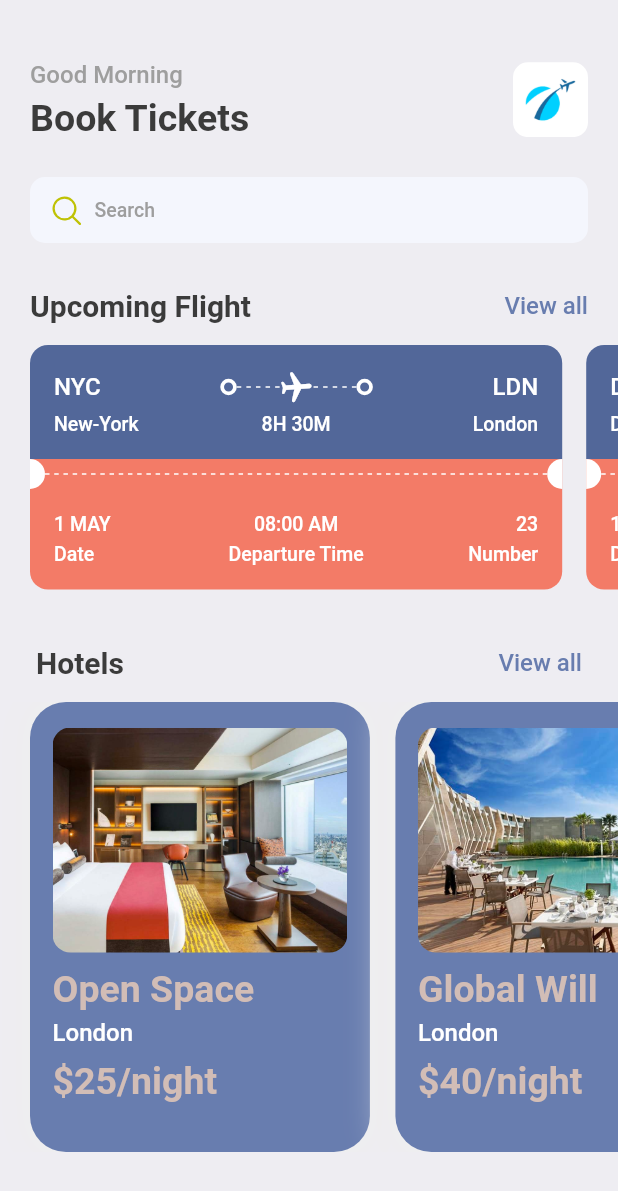
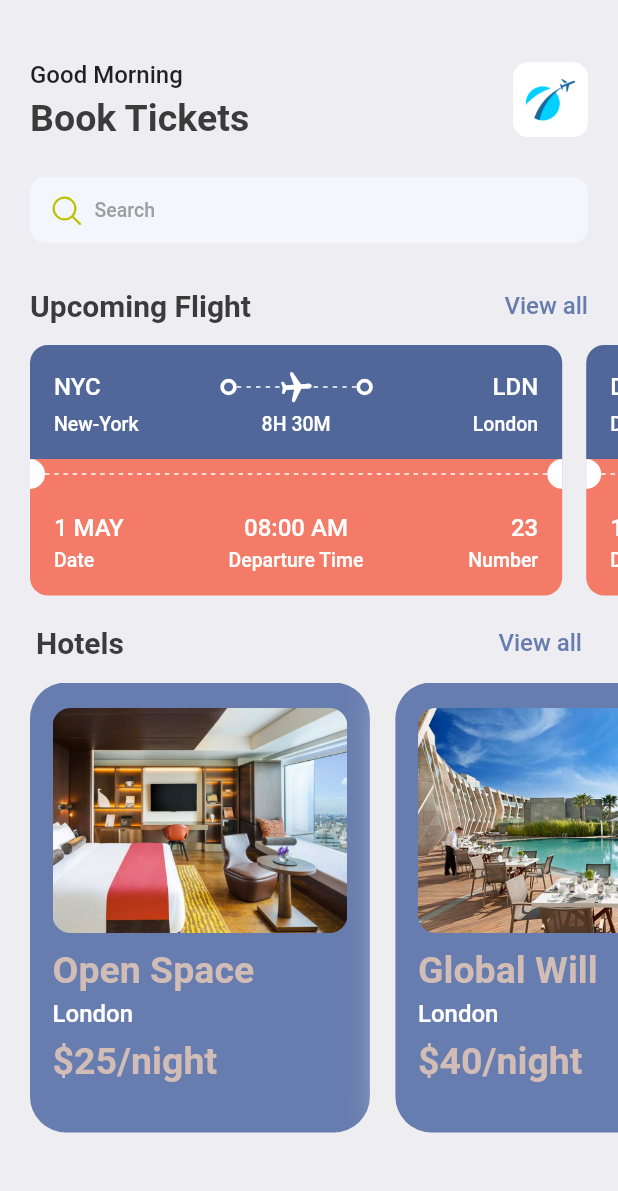
Before and after one commit to jagatb880/flutter_book_flight_ticket, a Flutter app: the HomeScreen screen opened directly, on a phone screen of 412 x 824 dp. Shown: the top 1191 px of the screen. Run offline on Flutter 3.47's test engine with Material 2 defaults, Android fonts, the phone set to English and light mode, and no system bars; our stand-ins replace fluentui_icons, gap, get.

Commit message:
resusable component added

```diff
--- a/lib/screens/ticket_view.dart
+++ b/lib/screens/book_ticket_view.dart
@@ -1,22 +1,30 @@
 // ignore_for_file: prefer_const_constructors, prefer_const_literals_to_create_immutables
 
 import 'package:flutter/material.dart';
+import 'package:flutter_book_flight_ticket/widgets/column_layout.dart';
+import 'package:gap/gap.dart';
+
 import 'package:flutter_book_flight_ticket/utils/app_layout.dart';
 import 'package:flutter_book_flight_ticket/utils/styles.dart';
 import 'package:flutter_book_flight_ticket/widgets/dotted_lines.dart';
 import 'package:flutter_book_flight_ticket/widgets/thick_container.dart';
-import 'package:gap/gap.dart';
+import 'package:get/get.dart';
 
 class TicketView extends StatelessWidget {
   final Map<String, dynamic> ticket;
-  const TicketView({super.key, required this.ticket});
+  final bool? isColor;
+  const TicketView({
+    Key? key,
+    required this.ticket,
+    this.isColor,
+  }) : super(key: key);
 
   @override
   Widget build(BuildContext context) {
     final size = AppLayout.getSize(context);
     return SizedBox(
       width: size.width * 0.90,
-      height: AppLayout.getHeight(200),
+      height: AppLayout.getHeight(GetPlatform.isAndroid == true ? 167 : 169),
       child: Container(
         margin: EdgeInsets.only(right: AppLayout.getWidth(16)),
         child: Column(
@@ -29,7 +37,7 @@ class TicketView extends StatelessWidget {
                   topLeft: Radius.circular(AppLayout.getHeight(12)),
                   topRight: Radius.circular(AppLayout.getHeight(12)),
                 ),
-                color: Color(0xFF526799),
+                color: isColor == null ? Color(0xFF526799) : Colors.white,
               ),
               child: Column(
                 children: [
@@ -37,35 +45,49 @@ class TicketView extends StatelessWidget {
                     children: [
                       Text(
                         "${ticket['from']['code']}",
-                        style:
-                            Styles.headLineStyle3.copyWith(color: Colors.white),
+                        style: isColor == null
+                            ? Styles.headLineStyle3
+                                .copyWith(color: Colors.white)
+                            : Styles.headLineStyle3
+                                .copyWith(color: Colors.black),
                       ),
                       Expanded(child: Container()),
-                      TickContainer(),
+                      TickContainer(
+                        isColor: isColor,
+                      ),
                       Expanded(
                         child: Stack(
                           children: [
                             SizedBox(
                                 height: AppLayout.getHeight(24),
-                                child: DottedLines()),
+                                child: DottedLines(
+                                  isColor: isColor,
+                                )),
                             Center(
                               child: Transform.rotate(
                                 angle: 1.5,
                                 child: Icon(
                                   Icons.local_airport_rounded,
-                                  color: Colors.white,
+                                  color: isColor == null
+                                      ? Colors.white
+                                      : Color(0xFF8ACCF7),
                                 ),
                               ),
                             ),
                           ],
                         ),
                       ),
-                      TickContainer(),
+                      TickContainer(
+                        isColor: isColor,
+                      ),
                       Expanded(child: Container()),
                       Text(
                         "${ticket['to']['code']}",
-                        style:
-                            Styles.headLineStyle3.copyWith(color: Colors.white),
+                        style: isColor == null
+                            ? Styles.headLineStyle3
+                                .copyWith(color: Colors.white)
+                            : Styles.headLineStyle3
+                                .copyWith(color: Colors.black),
                       ),
                     ],
                   ),
@@ -76,19 +98,28 @@ class TicketView extends StatelessWidget {
                       SizedBox(
                         width: AppLayout.getWidth(100),
                         child: Text("${ticket['from']['name']}",
-                            style: Styles.headLineStyle4
-                                .copyWith(color: Colors.white)),
+                            style: isColor == null
+                                ? Styles.headLineStyle4
+                                    .copyWith(color: Colors.white)
+                                : Styles.headLineStyle4
+                                    .copyWith(color: Colors.grey)),
                       ),
                       Text("${ticket['flying_time']}",
-                          style: Styles.headLineStyle4
-                              .copyWith(color: Colors.white)),
+                          style: isColor == null
+                              ? Styles.headLineStyle4
+                                  .copyWith(color: Colors.white)
+                              : Styles.headLineStyle4
+                                  .copyWith(color: Colors.grey)),
                       SizedBox(
                         width: AppLayout.getWidth(100),
                         child: Text(
                           "${ticket['to']['name']}",
                           textAlign: TextAlign.end,
-                          style: Styles.headLineStyle4
-                              .copyWith(color: Colors.white),
+                          style: isColor == null
+                              ? Styles.headLineStyle4
+                                  .copyWith(color: Colors.white)
+                              : Styles.headLineStyle4
+                                  .copyWith(color: Colors.grey),
                         ),
                       )
                     ],
@@ -98,7 +129,7 @@ class TicketView extends StatelessWidget {
             ),
             // Showing dotted orage part of card
             Container(
-              color: Styles.orangeColor,
+              color: isColor == null ? Styles.orangeColor : Colors.white,
               child: Row(
                 children: [
                   SizedBox(
@@ -114,7 +145,7 @@ class TicketView extends StatelessWidget {
                           color: Colors.white),
                     ),
                   ),
-                  Expanded(child: DottedLines()),
+                  Expanded(child: DottedLines(isColor: isColor)),
                   SizedBox(
                     height: AppLayout.getHeight(20),
                     width: AppLayout.getWidth(10),
@@ -135,64 +166,32 @@ class TicketView extends StatelessWidget {
             Container(
               decoration: BoxDecoration(
                 borderRadius: BorderRadius.only(
-                  bottomLeft: Radius.circular(AppLayout.getHeight(12)),
-                  bottomRight: Radius.circular(AppLayout.getHeight(12)),
-                ),
-                color: Styles.orangeColor,
+                    bottomLeft: Radius.circular(isColor == null ? 12 : 0),
+                    bottomRight: Radius.circular(isColor == null ? 12 : 0)),
+                color: isColor == null ? Styles.orangeColor : Colors.white,
               ),
               padding: EdgeInsets.all(AppLayout.getHeight(16)),
-              child: Column(
+              child: Row(
+                mainAxisAlignment: MainAxisAlignment.spaceBetween,
                 children: [
-                  Row(
-                    mainAxisAlignment: MainAxisAlignment.spaceBetween,
-                    children: [
-                      SizedBox(
-                        width: AppLayout.getWidth(100),
-                        child: Text("${ticket['date']}",
-                            style: Styles.headLineStyle4
-                                .copyWith(color: Colors.white)),
-                      ),
-                      Text("${ticket['departure_time']}",
-                          style: Styles.headLineStyle4
-                              .copyWith(color: Colors.white)),
-                      SizedBox(
-                        width: AppLayout.getWidth(100),
-                        child: Text(
-                          "${ticket['number']}",
-                          textAlign: TextAlign.end,
-                          style: Styles.headLineStyle4
-                              .copyWith(color: Colors.white),
-                        ),
-                      )
-                    ],
-                  ),
-                  Gap(AppLayout.getHeight(5)),
-                  Row(
-                    mainAxisAlignment: MainAxisAlignment.spaceBetween,
-                    children: [
-                      SizedBox(
-                        width: AppLayout.getWidth(100),
-                        child: Text("Date",
-                            style: Styles.headLineStyle4
-                                .copyWith(color: Colors.white)),
-                      ),
-                      Text("Departure Time",
-                          style: Styles.headLineStyle4
-                              .copyWith(color: Colors.white)),
-                      SizedBox(
-                        width: AppLayout.getWidth(100),
-                        child: Text(
-                          "Number",
-                          textAlign: TextAlign.end,
-                          style: Styles.headLineStyle4
-                              .copyWith(color: Colors.white),
-                        ),
-                      )
-                    ],
-                  ),
+                  AppColumnLayout(
+                      firstText: "${ticket['date']}",
+                      secondText: "Date",
+                      alignment: CrossAxisAlignment.start,
+                      isColor: isColor),
+                  AppColumnLayout(
+                      firstText: "${ticket['departure_time']}",
+                      secondText: "Departure Time",
+                      alignment: CrossAxisAlignment.center,
+                      isColor: isColor),
+                  AppColumnLayout(
+                      firstText: "${ticket['number']}",
+                      secondText: "Number",
+                      alignment: CrossAxisAlignment.end,
+                      isColor: isColor)
                 ],
               ),
-            )
+            ),
           ],
         ),
       ),
--- a/lib/screens/bottom_bar.dart
+++ b/lib/screens/bottom_bar.dart
@@ -4,7 +4,8 @@ import 'package:fluentui_icons/fluentui_icons.dart';
 import 'package:flutter/material.dart';
 import 'package:flutter_book_flight_ticket/screens/home_screen.dart';
 import 'package:flutter_book_flight_ticket/screens/search_screen.dart';
-import 'package:flutter_book_flight_ticket/screens/ticket_view.dart';
+import 'package:flutter_book_flight_ticket/screens/book_ticket_view.dart';
+import 'package:flutter_book_flight_ticket/screens/ticket_screen.dart';
 
 class BottomBar extends StatefulWidget {
   const BottomBar({super.key});
@@ -18,7 +19,7 @@ class _BottomBarState extends State<BottomBar> {
   static final List<Widget> _widgetoptions = <Widget>[
     const HomeScreen(),
     const SearchScreen(),
-    const Text("Ticket"),
+    const TicketScreen(),
     const Text("Profile"),
   ];
 
--- a/lib/screens/home_screen.dart
+++ b/lib/screens/home_screen.dart
@@ -3,7 +3,7 @@
 import 'package:fluentui_icons/fluentui_icons.dart';
 import 'package:flutter/material.dart';
 import 'package:flutter_book_flight_ticket/screens/hotel_view.dart';
-import 'package:flutter_book_flight_ticket/screens/ticket_view.dart';
+import 'package:flutter_book_flight_ticket/screens/book_ticket_view.dart';
 import 'package:flutter_book_flight_ticket/utils/app_info_layout.dart';
 import 'package:flutter_book_flight_ticket/utils/app_layout.dart';
 import 'package:flutter_book_flight_ticket/utils/styles.dart';
@@ -92,10 +92,13 @@ class HomeScreen extends StatelessWidget {
             padding: EdgeInsets.only(left: AppLayout.getWidth(20)),
             child: Row(
               children: ticketList
-                  .map((ticket) => TicketView(ticket: ticket))
+                  .map((ticket) => TicketView(
+                        ticket: ticket,
+                      ))
                   .toList(),
             ),
           ),
+          Gap(AppLayout.getHeight(20)),
           Container(
             padding: EdgeInsets.symmetric(horizontal: AppLayout.getWidth(24)),
             child: DoubleText(
--- a/lib/utils/styles.dart
+++ b/lib/utils/styles.dart
@@ -1,5 +1,3 @@
-import 'package:flutter/animation.dart';
-import 'package:flutter/cupertino.dart';
 import 'package:flutter/material.dart';
 
 Color primary = const Color(0xFF687daf);
@@ -16,8 +14,8 @@ class Styles {
       TextStyle(fontSize: 25, color: textColor, fontWeight: FontWeight.bold);
   static TextStyle headLineStyle2 =
       TextStyle(fontSize: 20, color: textColor, fontWeight: FontWeight.bold);
-  static TextStyle headLineStyle3 = TextStyle(
-      fontSize: 16, color: Colors.grey.shade500, fontWeight: FontWeight.w500);
+  static TextStyle headLineStyle3 =
+      TextStyle(fontSize: 16, fontWeight: FontWeight.w500);
   static TextStyle headLineStyle4 = TextStyle(
       fontSize: 13, color: Colors.grey.shade500, fontWeight: FontWeight.w500);
 }
--- /dev/null
+++ b/lib/widgets/column_layout.dart
@@ -0,0 +1,44 @@
+import 'package:flutter/cupertino.dart';
+import 'package:flutter/material.dart';
+import 'package:flutter/src/widgets/container.dart';
+import 'package:flutter/src/widgets/framework.dart';
+import 'package:gap/gap.dart';
+
+import 'package:flutter_book_flight_ticket/utils/app_layout.dart';
+import 'package:flutter_book_flight_ticket/utils/styles.dart';
+
+class AppColumnLayout extends StatelessWidget {
+  final String firstText;
+  final String secondText;
+  final CrossAxisAlignment alignment;
+  final bool? isColor;
+  const AppColumnLayout({
+    Key? key,
+    required this.firstText,
+    required this.secondText,
+    required this.alignment,
+    this.isColor,
+  }) : super(key: key);
+
+  @override
+  Widget build(BuildContext context) {
+    return Column(
+      crossAxisAlignment: alignment,
+      children: [
+        Text(
+          firstText,
+          style: isColor == null
+              ? Styles.headLineStyle3.copyWith(color: Colors.white)
+              : Styles.headLineStyle3.copyWith(color: Colors.black),
+        ),
+        Gap(AppLayout.getHeight(5)),
+        Text(
+          secondText,
+          style: isColor == null
+              ? Styles.headLineStyle4.copyWith(color: Colors.white)
+              : Styles.headLineStyle4.copyWith(color: Colors.grey),
+        ),
+      ],
+    );
+  }
+}
--- a/lib/widgets/dotted_lines.dart
+++ b/lib/widgets/dotted_lines.dart
@@ -3,7 +3,11 @@
 import 'package:flutter/material.dart';
 
 class DottedLines extends StatelessWidget {
-  const DottedLines({super.key});
+  final bool? isColor;
+  const DottedLines({
+    Key? key,
+    required this.isColor,
+  }) : super(key: key);
 
   @override
   Widget build(BuildContext context) {
@@ -21,7 +25,9 @@ class DottedLines extends StatelessWidget {
                 width: 3,
                 height: 1,
                 child: DecoratedBox(
-                  decoration: BoxDecoration(color: Colors.white),
+                  decoration: BoxDecoration(
+                      color:
+                          isColor == null ? Colors.white : Color(0xFF8ACCF7)),
                 ),
               ),
             ),
--- a/lib/widgets/thick_container.dart
+++ b/lib/widgets/thick_container.dart
@@ -1,7 +1,11 @@
 import 'package:flutter/material.dart';
 
 class TickContainer extends StatelessWidget {
-  const TickContainer({super.key});
+  final bool? isColor;
+  const TickContainer({
+    Key? key,
+    required this.isColor,
+  }) : super(key: key);
 
   @override
   Widget build(BuildContext context) {
@@ -9,7 +13,9 @@ class TickContainer extends StatelessWidget {
       padding: EdgeInsets.all(3),
       decoration: BoxDecoration(
         borderRadius: BorderRadius.circular(20),
-        border: Border.all(width: 2.5, color: Colors.white),
+        border: Border.all(
+            width: 2.5,
+            color: isColor == null ? Colors.white : Color(0xFF8ACCF7)),
       ),
     );
   }
```
Also changed, not shown: lib/screens/search_screen.dart (+4 -34 lines), lib/screens/ticket_screen.dart (added, +117 -0 lines), lib/widgets/ticket_tab.dart (added, +57 -0 lines).
